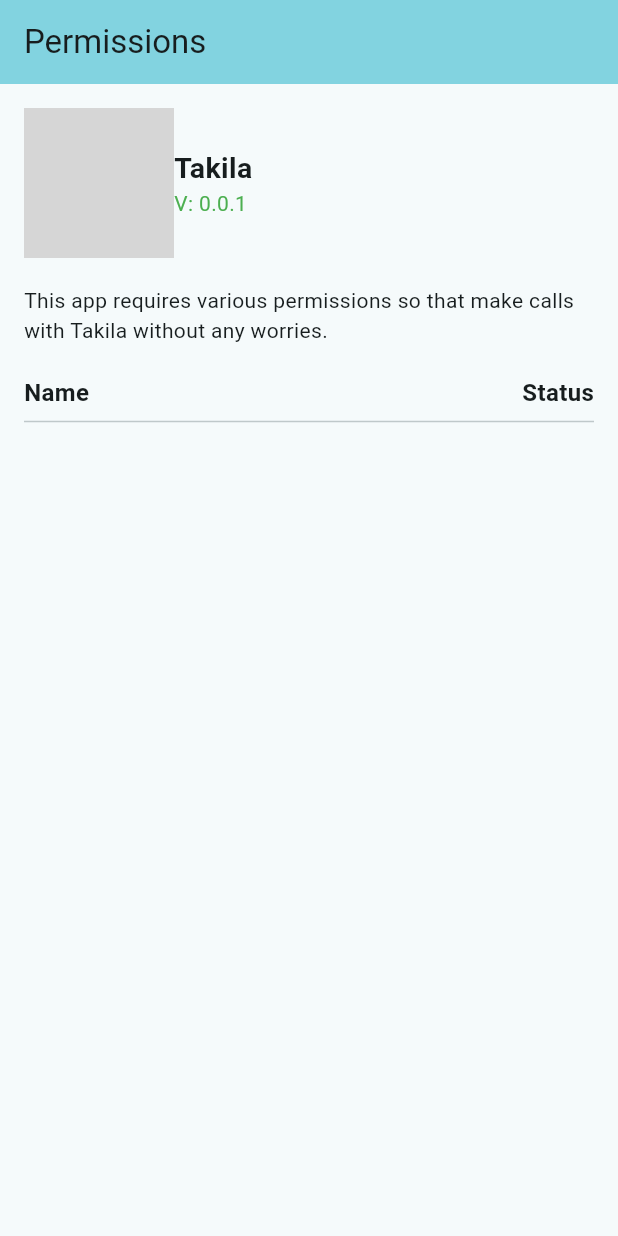
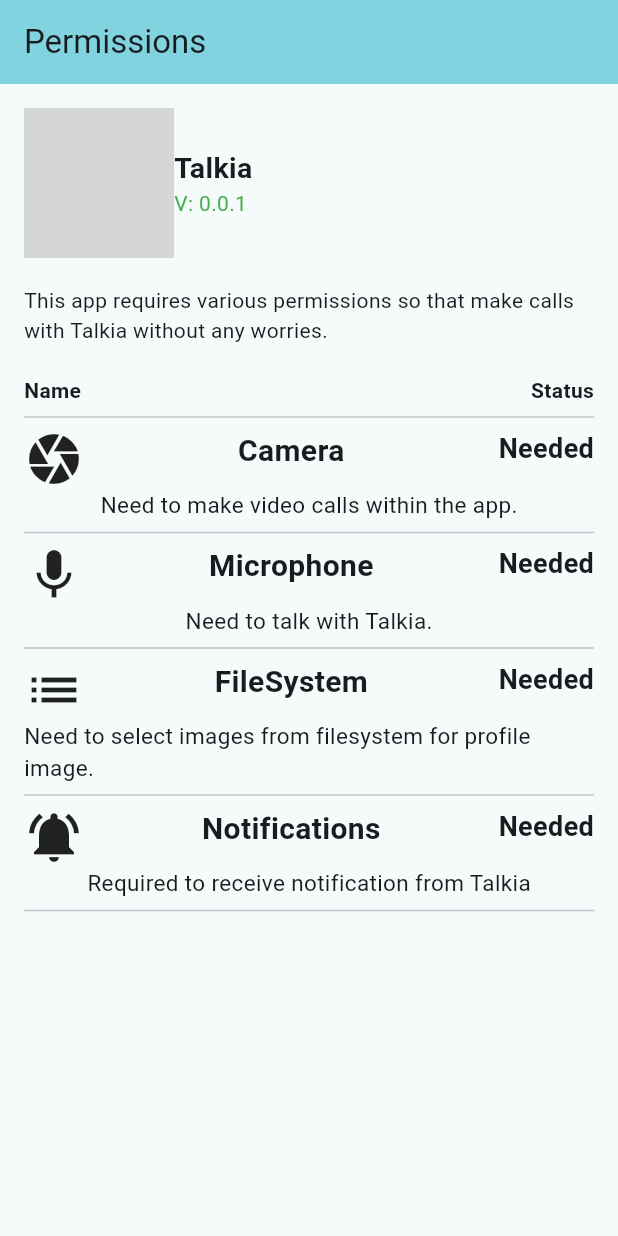
Before and after one commit to RangithKumarDev/flutter-bloc-permissions, a Flutter app: the screen it shows after launch, on a phone screen of 412 x 824 dp. Run offline on Flutter 3.47's test engine with Material 3 defaults, Android fonts, the phone set to English and light mode, and no system bars; our stand-ins replace flutter_bloc, permission_handler; grey boxes are pictures that could not be loaded.

Commit message:
Bloc provider setup, error display.

```diff
--- a/lib/presentation/screens/home.screen.dart
+++ b/lib/presentation/screens/home.screen.dart
@@ -1,4 +1,6 @@
 import 'package:flutter/material.dart';
+import 'package:flutter_bloc/flutter_bloc.dart';
+import 'package:flutter_bloc_permissions/application/permission/permission.bloc.dart';
 import '../widgets/widgets.barrel.dart';
 
 class HomeScreen extends StatelessWidget {
@@ -7,7 +9,11 @@
 
   @override
   Widget build(BuildContext context) {
-    return Scaffold(
+    return BlocProvider(
+        create: (context) => PermissionBloc(),
+        child: BlocListener<PermissionBloc, PermissionState>(
+            listener: (context, state) {},
+            child: Scaffold(
                 appBar: AppBar(
                   backgroundColor: Theme.of(context).colorScheme.inversePrimary,
                   title: Text(title),
@@ -22,6 +28,6 @@
                       PermBody()
                     ],
                   ),
-        ));
+                ))));
   }
 }
--- a/lib/presentation/widgets/permBody.widget.dart
+++ b/lib/presentation/widgets/permBody.widget.dart
@@ -1,58 +1,68 @@
 // ignore_for_file: prefer_const_constructors
 
 import 'package:flutter/material.dart';
-import 'package:flutter_bloc_permissions/presentation/widgets/permitem.widget.dart';
+import 'permItem.widget.dart';
 
 class PermBody extends StatelessWidget {
   PermBody({super.key});
-  final permissions = [
-    {
+  final permissions = {
+    '1': {
       'name': 'camera',
       'label': 'Camera',
       'description': 'Need to make video calls within the app.',
-      'icon': const Icon(Icons.camera)
+      'icon': const Icon(Icons.camera, size: 40)
     },
-    {
+    '2': {
       'name': 'mic',
       'label': 'Microphone',
       'description': 'Need to talk with Talkia.',
-      'icon': const Icon(Icons.mic)
+      'icon': const Icon(Icons.mic, size: 40)
     },
-    {
+    '3': {
       'name': 'files',
       'label': 'FileSystem',
       'description': 'Need to select images from filesystem for profile image.',
-      'icon': const Icon(Icons.list),
+      'icon': const Icon(Icons.list, size: 40),
     },
-    {
-      'name': 'notify',
+    '4': {
+      'name': 'notification',
       'label': 'Notifications',
       'description': 'Required to receive notification from Talkia',
-      'icon': const Icon(Icons.notifications_active),
+      'icon': const Icon(
+        Icons.notifications_active,
+        size: 40,
+      ),
     }
-  ];
+  };
   @override
   Widget build(BuildContext context) {
     return Row(
         mainAxisAlignment: MainAxisAlignment.spaceBetween,
         crossAxisAlignment: CrossAxisAlignment.center,
-        children: const [
+        children: [
           Expanded(
             child: Column(children: [
               Row(
                 mainAxisAlignment: MainAxisAlignment.spaceBetween,
                 crossAxisAlignment: CrossAxisAlignment.center,
-                children: [
+                children: const [
                   Text('Name',
                       style:
-                          TextStyle(fontSize: 16, fontWeight: FontWeight.bold)),
+                          TextStyle(fontSize: 14, fontWeight: FontWeight.bold)),
                   Text('Status',
                       style:
-                          TextStyle(fontSize: 16, fontWeight: FontWeight.bold)),
+                          TextStyle(fontSize: 14, fontWeight: FontWeight.bold)),
                 ],
               ),
               Divider(thickness: 1),
-              // permissions.map((prm) => PermItem(prm)).toList(),
+              PermItem(prmItm: permissions["1"]),
+              Divider(thickness: 1),
+              PermItem(prmItm: permissions["2"]),
+              Divider(thickness: 1),
+              PermItem(prmItm: permissions["3"]),
+              Divider(thickness: 1),
+              PermItem(prmItm: permissions["4"]),
+              Divider(thickness: 1),
             ]),
           ),
         ]);
--- a/lib/presentation/widgets/permHeader.widget.dart
+++ b/lib/presentation/widgets/permHeader.widget.dart
@@ -25,7 +25,7 @@
                   mainAxisAlignment: MainAxisAlignment.start,
                   crossAxisAlignment: CrossAxisAlignment.start,
                   children: [
-                    Text('Takila',
+                    Text('Talkia',
                         style: TextStyle(
                             fontSize: 19, fontWeight: FontWeight.bold)),
                     Text(
@@ -36,7 +36,7 @@
             ]),
         const SizedBox(height: 18),
         const Text(
-            'This app requires various permissions so that make calls with Takila without any worries.')
+            'This app requires various permissions so that make calls with Talkia without any worries.')
       ],
     );
   }
--- a/lib/presentation/widgets/permItem.widget.dart
+++ b/lib/presentation/widgets/permItem.widget.dart
@@ -1,33 +1,61 @@
 import 'package:flutter/material.dart';
+import 'package:flutter_bloc/flutter_bloc.dart';
+import 'package:flutter_bloc_permissions/application/permission/permission.bloc.dart';
 
 class PermItem extends StatelessWidget {
-  final Map<String, Object> prmItm;
+  final Map<String, dynamic>? prmItm;
   const PermItem({super.key, required this.prmItm});
 
   @override
   Widget build(BuildContext context) {
-    return const Row(
+    return Builder(builder: (context) {
+      return BlocConsumer<PermissionBloc, PermissionState>(
+          listener: (context, state) {
+        if (state.error != '') {
+          ScaffoldMessenger.of(context).showSnackBar(SnackBar(
+            content: Text(state.error),
+          ));
+          state.error = '';
+        }
+      }, builder: (context, state) {
+        return Row(
             mainAxisAlignment: MainAxisAlignment.spaceBetween,
             crossAxisAlignment: CrossAxisAlignment.center,
             children: [
               Expanded(
+                child: GestureDetector(
+                  onTap: () {
+                    context.read<PermissionBloc>().add(GetPermission(
+                        permName: prmItm?['name'],
+                        status: state.permissions[prmItm?['name']] ?? false));
+                  },
                   child: Column(children: [
                     Row(
                       mainAxisAlignment: MainAxisAlignment.spaceBetween,
-                crossAxisAlignment: CrossAxisAlignment.center,
+                      crossAxisAlignment: CrossAxisAlignment.start,
                       children: [
-                  Text('Name',
-                      style:
-                          TextStyle(fontSize: 16, fontWeight: FontWeight.bold)),
-                  Text('Status',
-                      style:
-                          TextStyle(fontSize: 16, fontWeight: FontWeight.bold)),
+                        prmItm?['icon'],
+                        Text(prmItm?['label'],
+                            style: const TextStyle(
+                                fontSize: 20, fontWeight: FontWeight.bold)),
+                        Text(
+                            (state.permissions[prmItm?['name']] ?? false)
+                                ? 'Given'
+                                : 'Needed',
+                            style: const TextStyle(
+                                fontSize: 18, fontWeight: FontWeight.bold)),
                       ],
                     ),
-              Divider(thickness: 1),
+                    Text(prmItm?['description'],
+                        style: const TextStyle(
+                          fontSize: 15,
+                        )),
                     // permissions.map((e) => null)
                   ]),
                 ),
+              ),
             ]);
+      });
+    });
   }
 }
```
Also changed, not shown: lib/services/permissionRequest.service.dart (+7 -2 lines). Lines whose indentation alone changed are shown as unchanged.
